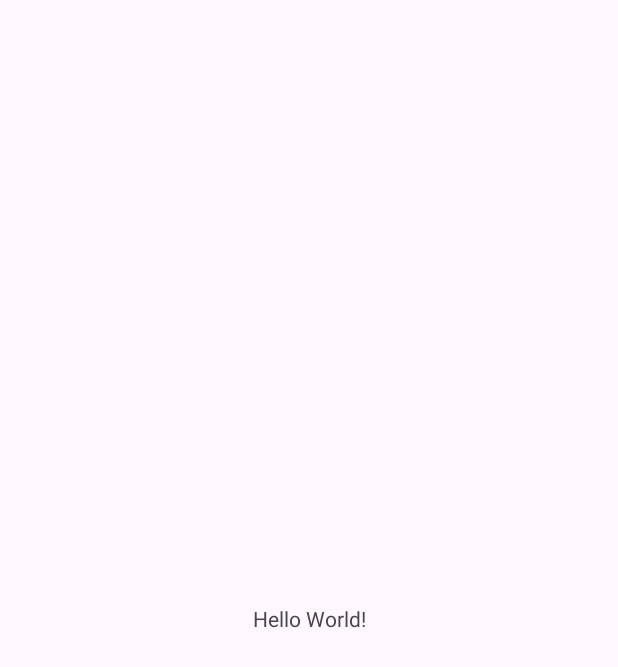
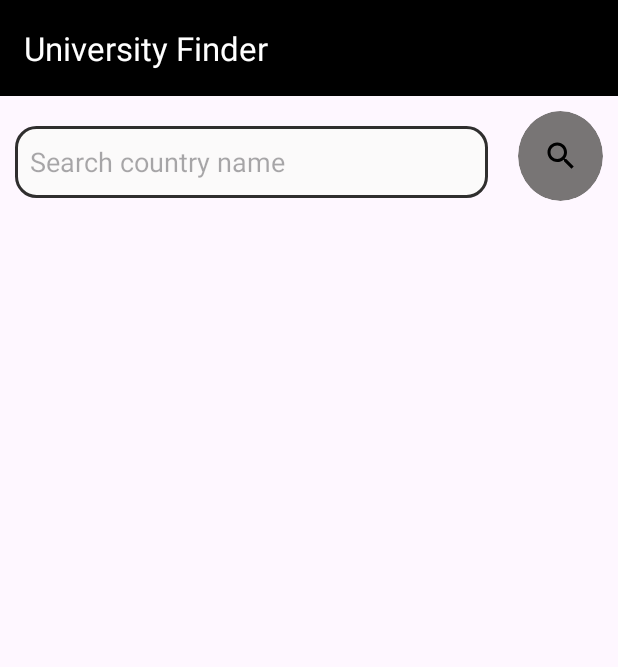
Before and after one commit to Gangadhar-v/UniversityFinder, an Android app: the screen it shows after launch (MainActivity), on a phone screen of 412 x 824 dp. Before the commit the part shown is almost empty. Shown: the top 667 px of the screen. Run offline under Robolectric (Android 15) with nearby library versions, the phone set to English and light mode, and no system bars.

Commit message:
18/11/2024

```diff
--- a/app/src/main/AndroidManifest.xml
+++ b/app/src/main/AndroidManifest.xml
@@ -1,6 +1,8 @@
 <?xml version="1.0" encoding="utf-8"?>
 <manifest xmlns:android="http://schemas.android.com/apk/res/android"
     xmlns:tools="http://schemas.android.com/tools">
+
+    <uses-permission android:name="android.permission.INTERNET" />
 
     <application
         android:allowBackup="true"
@@ -11,7 +13,11 @@
         android:roundIcon="@mipmap/ic_launcher_round"
         android:supportsRtl="true"
         android:theme="@style/Theme.UniversityFinder"
+        android:usesCleartextTraffic="true"
         tools:targetApi="31">
+        <activity
+            android:name=".WebviewActivity"
+            android:exported="false" />
         <activity
             android:name=".MainActivity"
             android:exported="true">
--- a/app/src/main/java/com/example/universityfinder/MainActivity.kt
+++ b/app/src/main/java/com/example/universityfinder/MainActivity.kt
@@ -1,20 +1,73 @@
 package com.example.universityfinder
 
+import android.annotation.SuppressLint
+import android.content.Intent
 import android.os.Bundle
+import android.view.View
+import android.widget.EditText
+import android.widget.ImageButton
+import android.widget.ProgressBar
+import android.widget.TextView
+import android.widget.Toast
 import androidx.activity.enableEdgeToEdge
+import androidx.activity.viewModels
 import androidx.appcompat.app.AppCompatActivity
 import androidx.core.view.ViewCompat
 import androidx.core.view.WindowInsetsCompat
+import androidx.lifecycle.Observer
+import androidx.lifecycle.ViewModelProvider
+import androidx.recyclerview.widget.LinearLayoutManager
+import androidx.recyclerview.widget.RecyclerView
+import com.example.universityfinder.model.Universities
+import com.example.universityfinder.model.University
+import retrofit2.Call
+import retrofit2.Callback
+import retrofit2.Response
 
 class MainActivity : AppCompatActivity() {
+    private val viewModel: UniversityViewModel by viewModels()
+    lateinit var edittext :EditText
+    lateinit var btn:ImageButton
+    lateinit var pgBar: ProgressBar
+
+    @SuppressLint("MissingInflatedId")
     override fun onCreate(savedInstanceState: Bundle?) {
         super.onCreate(savedInstanceState)
         enableEdgeToEdge()
         setContentView(R.layout.activity_main)
-        ViewCompat.setOnApplyWindowInsetsListener(findViewById(R.id.main)) { v, insets ->
-            val systemBars = insets.getInsets(WindowInsetsCompat.Type.systemBars())
-            v.setPadding(systemBars.left, systemBars.top, systemBars.right, systemBars.bottom)
-            insets
+        val recyclerView = findViewById<RecyclerView>(R.id.recyclerView)
+
+        edittext = findViewById(R.id.edittext)
+        btn = findViewById(R.id.searchbtn)
+        pgBar = findViewById(R.id.progressbar)
+
+        btn.setOnClickListener {
+
+
+            val country = edittext.text.toString()
+
+            if (!country.isNullOrEmpty()) {
+                pgBar.visibility = View.VISIBLE
+                viewModel.fetchUniversities(country)
+
+
+                viewModel.universities.observe(this) { universities ->
+                    recyclerView.layoutManager = LinearLayoutManager(this)
+                    recyclerView.adapter = UniversityAdapter(universities) { url ->
+                        val intent = Intent(this, WebviewActivity::class.java)
+                        intent.putExtra("url", url)
+                        startActivity(intent)
+                    }
+                    pgBar.visibility = View.GONE
+                }
+
+            }else{
+
+                edittext.error = "please fill the field"
+                Toast.makeText(this@MainActivity,"Please enter the country name",Toast.LENGTH_SHORT).show()
+            }
         }
+
+
     }
 }
--- /dev/null
+++ b/app/src/main/java/com/example/universityfinder/model/Universities.kt
@@ -0,0 +1,5 @@
+package com.example.universityfinder.model
+
+data class Universities(
+    val universities: List<University>
+)
--- /dev/null
+++ b/app/src/main/res/drawable/btn_bg.xml
@@ -0,0 +1,7 @@
+<?xml version="1.0" encoding="utf-8"?>
+<shape xmlns:android="http://schemas.android.com/apk/res/android"
+    android:shape="oval">
+    <solid android:color="#787575"/>
+
+
+</shape>
--- /dev/null
+++ b/app/src/main/res/drawable/ed_bg.xml
@@ -0,0 +1,8 @@
+<?xml version="1.0" encoding="utf-8"?>
+<shape xmlns:android="http://schemas.android.com/apk/res/android"
+    android:shape="rectangle">
+
+    <solid android:color="#FBFAFA"/>
+    <corners android:radius="13dp" />
+    <stroke android:color="#2F2E2E" android:width="2dp"/>
+</shape>
--- /dev/null
+++ b/app/src/main/res/drawable/location.xml
@@ -0,0 +1,5 @@
+<vector xmlns:android="http://schemas.android.com/apk/res/android" android:height="24dp" android:tint="#000000" android:viewportHeight="24" android:viewportWidth="24" android:width="24dp">
+
+    <path android:fillColor="@android:color/white" android:pathData="M12,2C8.13,2 5,5.13 5,9c0,5.25 7,13 7,13s7,-7.75 7,-13c0,-3.87 -3.13,-7 -7,-7zM12,11.5c-1.38,0 -2.5,-1.12 -2.5,-2.5s1.12,-2.5 2.5,-2.5 2.5,1.12 2.5,2.5 -1.12,2.5 -2.5,2.5z"/>
+
+</vector>
--- /dev/null
+++ b/app/src/main/res/drawable/search.xml
@@ -0,0 +1,5 @@
+<vector xmlns:android="http://schemas.android.com/apk/res/android" android:height="24dp" android:tint="#000000" android:viewportHeight="24" android:viewportWidth="24" android:width="24dp">
+
+    <path android:fillColor="@android:color/white" android:pathData="M15.5,14h-0.79l-0.28,-0.27C15.41,12.59 16,11.11 16,9.5 16,5.91 13.09,3 9.5,3S3,5.91 3,9.5 5.91,16 9.5,16c1.61,0 3.09,-0.59 4.23,-1.57l0.27,0.28v0.79l5,4.99L20.49,19l-4.99,-5zM9.5,14C7.01,14 5,11.99 5,9.5S7.01,5 9.5,5 14,7.01 14,9.5 11.99,14 9.5,14z"/>
+
+</vector>
--- a/app/src/main/res/layout/activity_main.xml
+++ b/app/src/main/res/layout/activity_main.xml
@@ -5,15 +5,74 @@
     android:id="@+id/main"
     android:layout_width="match_parent"
     android:layout_height="match_parent"
-    tools:context=".MainActivity">
-
-    <TextView
+    tools:context=".MainActivity"
+    >
+    <androidx.appcompat.widget.Toolbar
+        android:id="@+id/toolbar"
+        android:layout_width="match_parent"
+        android:layout_height="wrap_content"
+        app:title="University Finder"
+        app:titleTextColor="@color/white"
+        android:background="@color/black"
+        app:layout_constraintTop_toTopOf="parent"
+        app:layout_constraintEnd_toEndOf="parent"
+        app:layout_constraintStart_toStartOf="parent"
+        />
+    <ProgressBar
         android:layout_width="wrap_content"
         android:layout_height="wrap_content"
-        android:text="Hello World!"
+        app:layout_constraintStart_toStartOf="parent"
+        app:layout_constraintEnd_toEndOf="parent"
+        app:layout_constraintTop_toTopOf="parent"
         app:layout_constraintBottom_toBottomOf="parent"
+        android:id="@+id/progressbar"
+        android:visibility="invisible"/>
+    <LinearLayout
+        android:id="@+id/lyt"
+        android:layout_width="match_parent"
+        android:layout_height="wrap_content"
+        app:layout_constraintStart_toStartOf="parent"
         app:layout_constraintEnd_toEndOf="parent"
+        android:orientation="horizontal"
+        android:layout_gravity="center_horizontal"
+        android:layout_marginTop="10dp"
+        app:layout_constraintTop_toBottomOf="@id/toolbar">
+        <EditText
+            android:layout_weight="0.8"
+            android:id="@+id/edittext"
+            android:layout_width="wrap_content"
+            android:layout_height="48dp"
+            android:hint="Search country name"
+            android:background="@drawable/ed_bg"
+            android:paddingHorizontal="5dp"
+            android:layout_marginTop="5dp"
+            android:layout_margin="10dp"
+            android:paddingStart="10dp"
+            />
+            <ImageButton
+                android:layout_weight="0.2"
+                android:id="@+id/searchbtn"
+                android:layout_width="wrap_content"
+                android:layout_height="60sp"
+                android:src="@drawable/search"
+                android:contentDescription="search btn"
+                android:background="@drawable/btn_bg"
+                android:clipToOutline="true"
+                android:layout_gravity="center_horizontal"
+                android:layout_margin="10dp" />
+    </LinearLayout>
+
+
+
+
+    <androidx.recyclerview.widget.RecyclerView
+        android:id="@+id/recyclerView"
+        android:layout_width="match_parent"
+        android:layout_height="0dp"
+        tools:listitem="@layout/item_university"
         app:layout_constraintStart_toStartOf="parent"
-        app:layout_constraintTop_toTopOf="parent" />
+        app:layout_constraintEnd_toEndOf="parent"
+       app:layout_constraintTop_toBottomOf="@id/lyt"
+        app:layout_constraintBottom_toBottomOf="parent"/>
 
 </androidx.constraintlayout.widget.ConstraintLayout>
```
Also changed, not shown: app/build.gradle.kts (+6 -1 lines), app/src/main/java/com/example/universityfinder/RetrofitInstance.kt (added, +18 -0 lines), app/src/main/java/com/example/universityfinder/RetrofitService.kt (added, +16 -0 lines), app/src/main/java/com/example/universityfinder/UniversityAdapter.kt (added, +38 -0 lines), app/src/main/java/com/example/universityfinder/UniversityRepository.kt (added, +14 -0 lines), app/src/main/java/com/example/universityfinder/UniversityViewModel.kt (added, +41 -0 lines), app/src/main/java/com/example/universityfinder/WebviewActivity.kt (added, +28 -0 lines), app/src/main/java/com/example/universityfinder/model/University.kt (added, +10 -0 lines), app/src/main/res/layout/activity_webview.xml (added, +11 -0 lines), app/src/main/res/layout/item_university.xml (added, +31 -0 lines).
